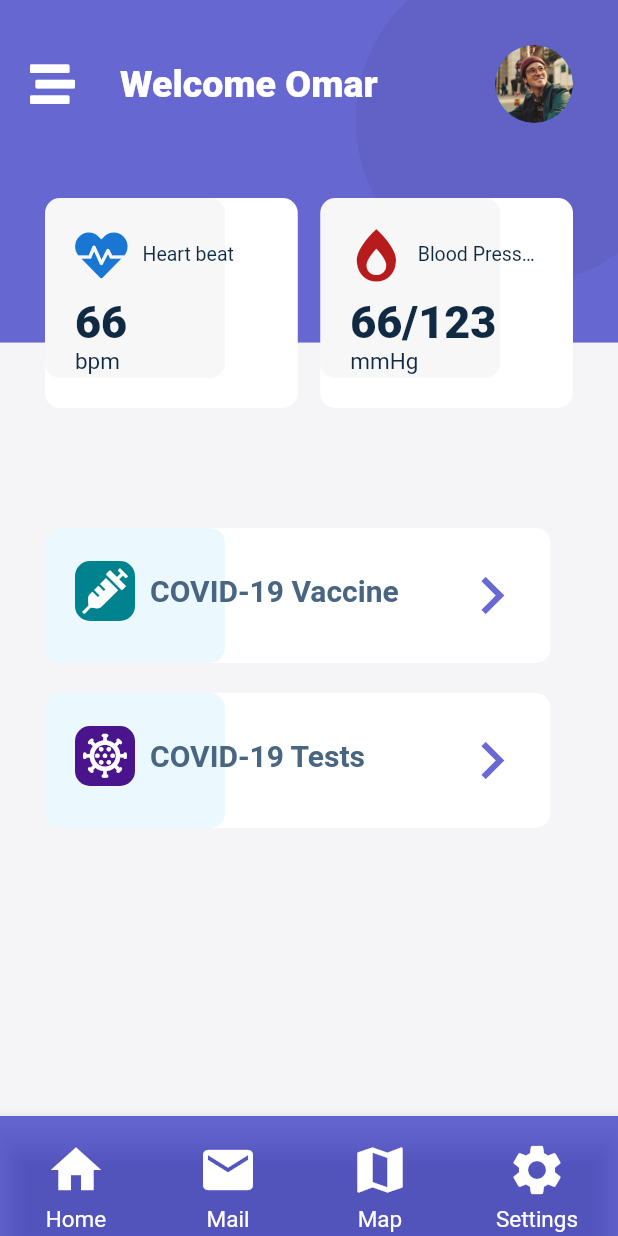
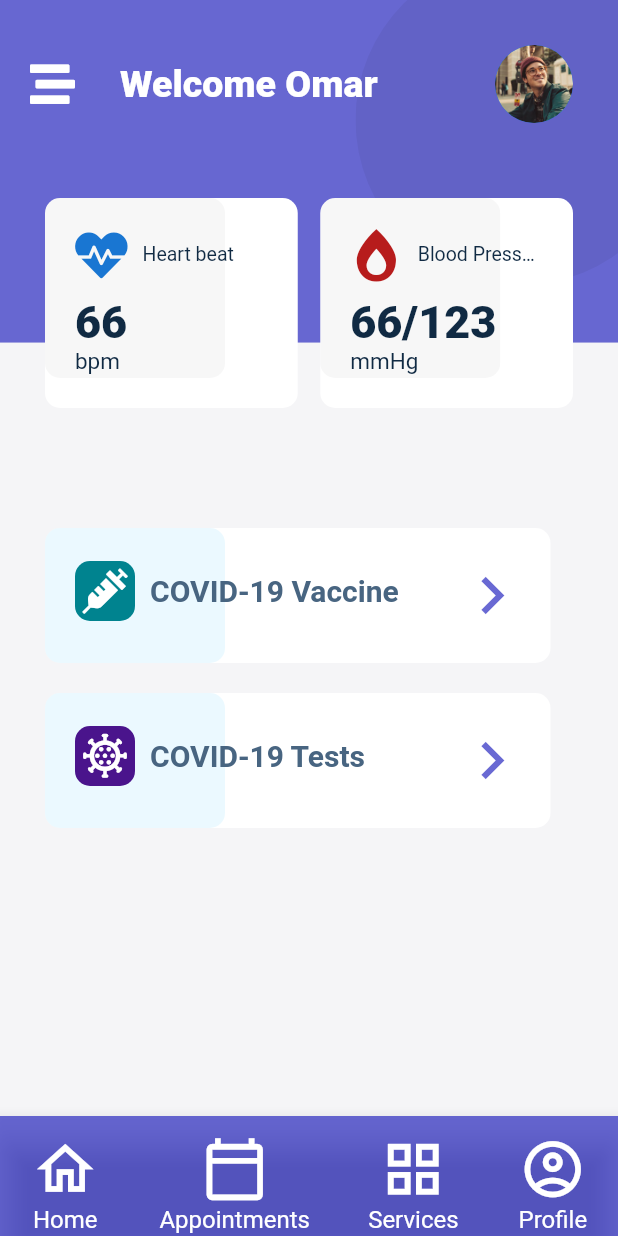
Before and after one commit to alpha-team-org/Vaccine8, a Flutter app: the screen it shows after launch, on a phone screen of 412 x 824 dp. Run offline on Flutter 3.47's test engine with Material 2 defaults, Android fonts, the phone set to English and light mode, and no system bars; our stand-ins replace carousel_slider, font_awesome_flutter.

Commit message:
Edit the Bottom Navigation Bar and Bottom Icon

```diff
--- a/vaccine8/lib/components/widgets/bottom_icon.dart
+++ b/vaccine8/lib/components/widgets/bottom_icon.dart
@@ -26,14 +26,14 @@ class BottomIcon extends StatelessWidget {
               padding: EdgeInsets.all(0),
               icon: Icon(
                 _icon,
-                size: 40,
+                size: 45,
                 color: Colors.white,
               ),
             ),
           ),
           Text(
             _iconText,
-            style: TextStyle(fontSize: 15, color: Colors.white),
+            style: TextStyle(fontSize: 16, color: Colors.white),
           )
         ],
       ),
--- a/vaccine8/lib/screens/Applicant/Dashboard/dash_board.dart
+++ b/vaccine8/lib/screens/Applicant/Dashboard/dash_board.dart
@@ -23,23 +23,23 @@ class AppllicantDasboardScreen extends StatelessWidget {
               children: <Widget>[
                 BottomIcon(
                   onPressed: () {},
-                  icon: Icons.home,
+                  icon: Icons.home_outlined,
                   iconText: "Home",
                 ),
                 BottomIcon(
                   onPressed: () {},
-                  icon: Icons.mail,
-                  iconText: "Mail",
+                  icon: Icons.calendar_today_outlined,
+                  iconText: "Appointments",
                 ),
                 BottomIcon(
                   onPressed: () {},
-                  icon: Icons.map,
-                  iconText: "Map",
+                  icon: Icons.grid_view,
+                  iconText: "Services",
                 ),
                 BottomIcon(
                   onPressed: () {},
-                  icon: Icons.settings,
-                  iconText: "Settings",
+                  icon: Icons.account_circle_outlined,
+                  iconText: "Profile",
                 ),
               ],
             ),
```
